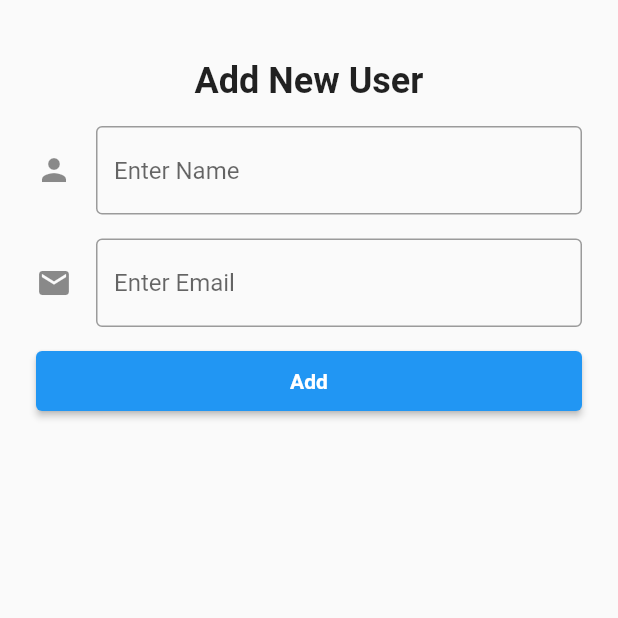
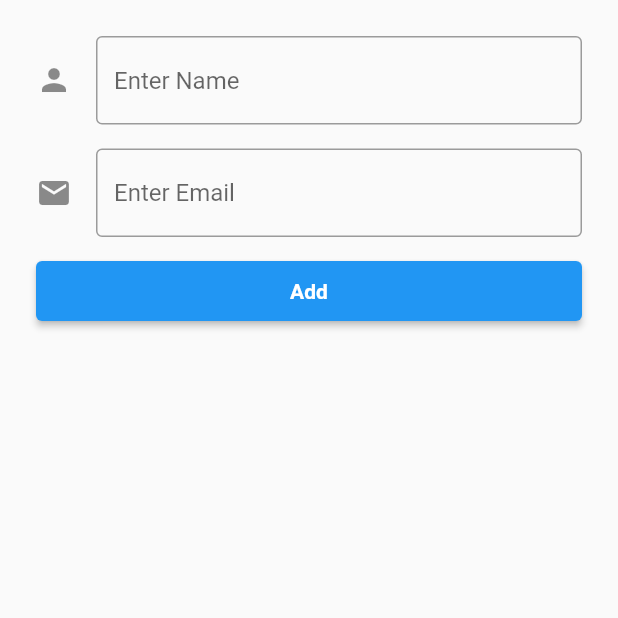
Before and after one commit to FatumaA/ACME-ADMIN, a Flutter app: the Add screen opened directly with empty values, on a phone screen of 412 x 824 dp, the top half of it. Run offline on Flutter 3.47's test engine with Material 2 defaults, Android fonts, the phone set to English and light mode, and no system bars; our stand-ins replace easy_sidemenu, email_validator, flutter_dotenv, go_router, supabase_flutter, url_strategy; accounts and stored records are empty.

Commit message:
fix: remove double title in dialog

```diff
--- a/acme_admin/lib/screens/Add.dart
+++ b/acme_admin/lib/screens/Add.dart
@@ -16,8 +16,6 @@ class _AddState extends State<Add> {
   final _formKey = GlobalKey<FormState>();
   final _name = TextEditingController();
   final _email = TextEditingController();
-
-  // Future<List> sendNewUserEmail() async {}
 
   @override
   void initState() {
@@ -41,18 +39,6 @@ class _AddState extends State<Add> {
           scrollDirection: Axis.vertical,
           padding: const EdgeInsets.all(24.0),
           children: [
-            const Padding(
-              padding: EdgeInsets.all(16.0),
-              child: Center(
-                child: Text(
-                  'Add New User',
-                  style: TextStyle(
-                    fontWeight: FontWeight.bold,
-                    fontSize: 24,
-                  ),
-                ),
-              ),
-            ),
             TextFormField(
               validator: (value) {
                 if (value == null || value.isEmpty || value.length < 3) {
```
